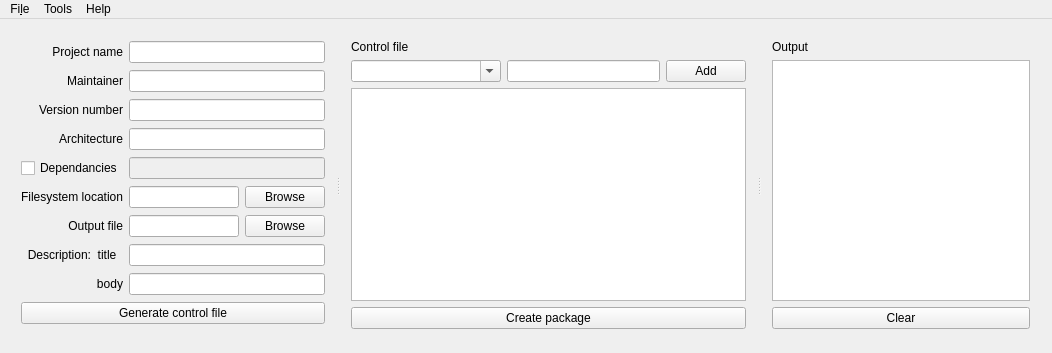
Qt form gui/mainwindow.ui (lucagasperini/deb-creator) before a commit.
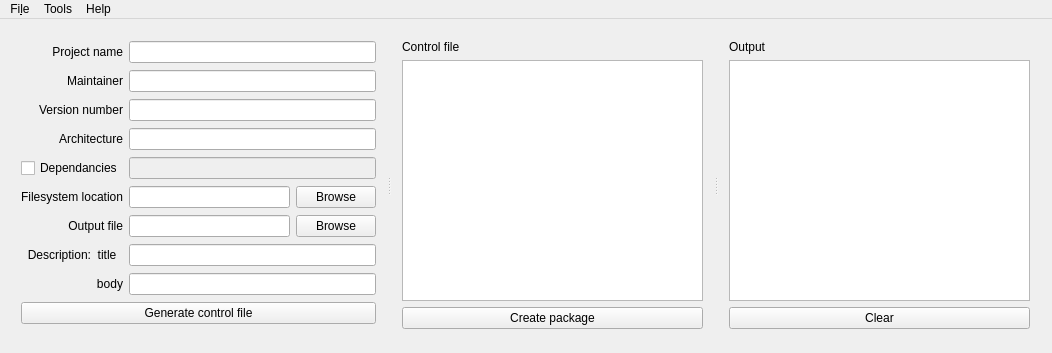
The same form after that commit.

Commit message: Added about xsoftware file. Improved UI.

Patch:
```diff
--- a/gui/mainwindow.ui
+++ b/gui/mainwindow.ui
@@ -211,40 +211,6 @@
         </property>
        </widget>
       </item>
-      <item>
-       <layout class="QHBoxLayout" name="horizontalLayout">
-        <item>
-         <widget class="QComboBox" name="cmb_condition">
-          <property name="minimumSize">
-           <size>
-            <width>150</width>
-            <height>0</height>
-           </size>
-          </property>
-          <property name="editable">
-           <bool>true</bool>
-          </property>
-         </widget>
-        </item>
-        <item>
-         <widget class="QLineEdit" name="ln_value">
-          <property name="minimumSize">
-           <size>
-            <width>150</width>
-            <height>0</height>
-           </size>
-          </property>
-         </widget>
-        </item>
-        <item>
-         <widget class="QPushButton" name="btn_working_dir">
-          <property name="text">
-           <string>Add</string>
-          </property>
-         </widget>
-        </item>
-       </layout>
-      </item>
       <item>
        <widget class="QTextEdit" name="txt_control">
         <property name="lineWrapMode">
```
Left out of the diff: 2 changed lines with no effect on the pictures. The commit also changes 6 other files.
